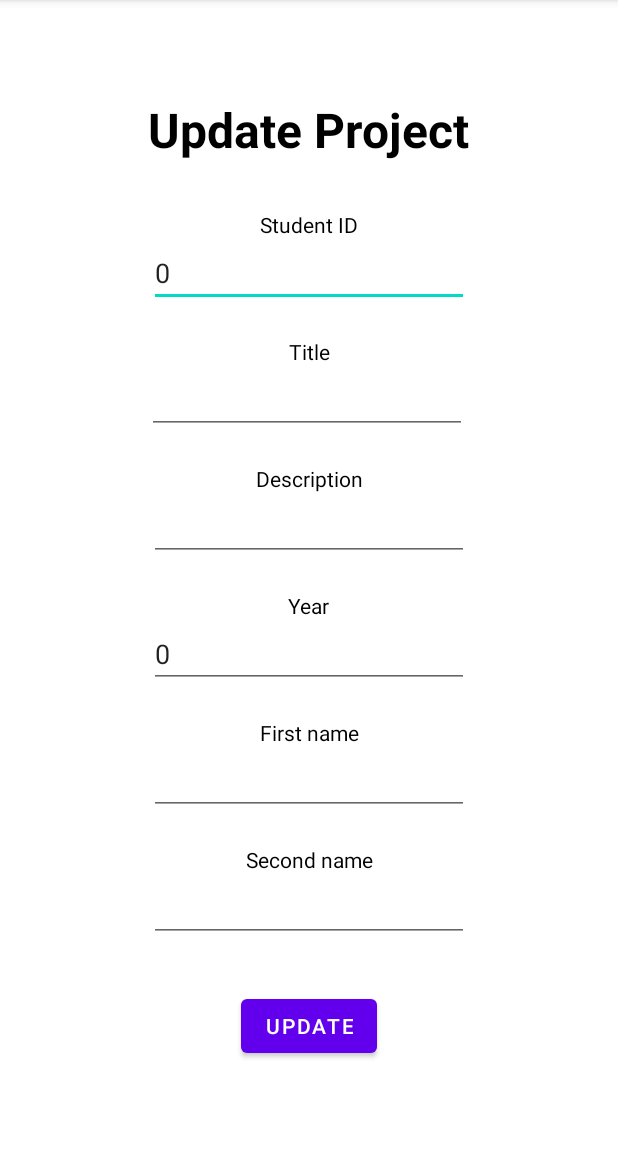
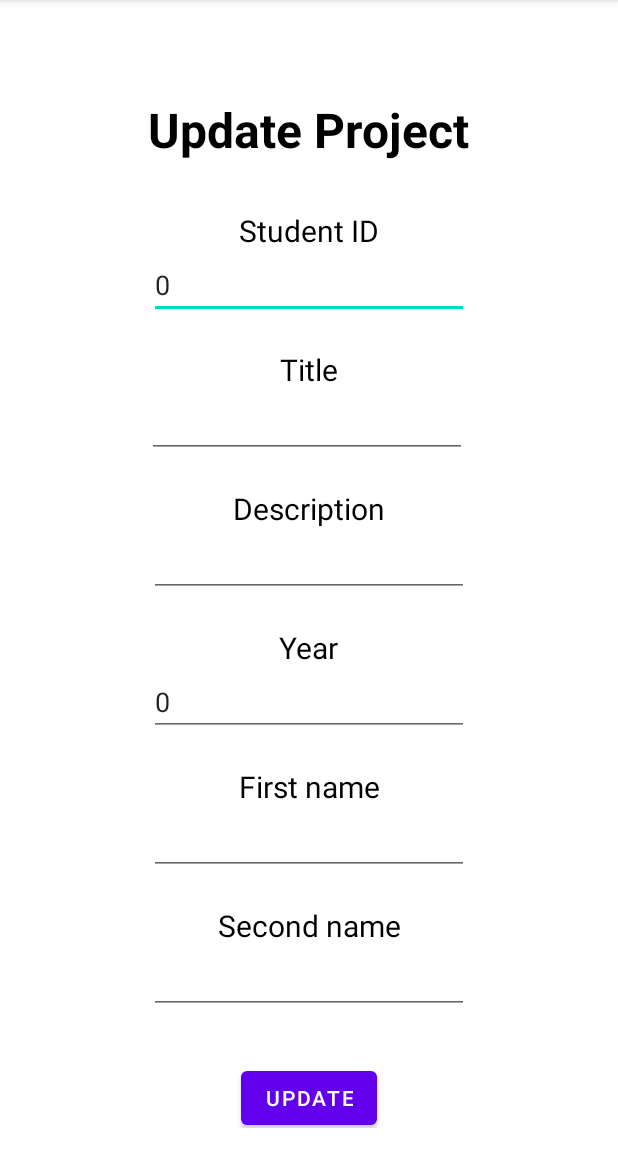
Before and after one commit to tcollyer1/student-project-app, an Android app: the UpdateProject screen opened directly, with no data from a screen before it, on a phone screen of 412 x 824 dp, the part 84-1236 px from its top. Run offline under Robolectric (Android 15) with nearby library versions, the phone set to English and light mode, and no system bars; 3 statements that could not run were skipped.

Commit message:
Increased textview font sizes

```diff
--- a/COURSEWORK 2/app/src/main/res/layout/activity_update_project.xml
+++ b/COURSEWORK 2/app/src/main/res/layout/activity_update_project.xml
@@ -94,6 +94,7 @@
             android:layout_marginTop="32dp"
             android:text="Student ID"
             android:textColor="#000000"
+            android:textSize="20sp"
             app:layout_constraintEnd_toEndOf="parent"
             app:layout_constraintStart_toStartOf="parent"
             app:layout_constraintTop_toBottomOf="@+id/lbl_updateProject_title" />
@@ -105,6 +106,7 @@
             android:layout_marginTop="20dp"
             android:text="Title"
             android:textColor="#000000"
+            android:textSize="20sp"
             app:layout_constraintEnd_toEndOf="parent"
             app:layout_constraintStart_toStartOf="parent"
             app:layout_constraintTop_toBottomOf="@+id/txt_id" />
@@ -116,6 +118,7 @@
             android:layout_marginTop="20dp"
             android:text="Description"
             android:textColor="#000000"
+            android:textSize="20sp"
             app:layout_constraintEnd_toEndOf="parent"
             app:layout_constraintStart_toStartOf="parent"
             app:layout_constraintTop_toBottomOf="@+id/txt_title" />
@@ -127,6 +130,7 @@
             android:layout_marginTop="20dp"
             android:text="Year"
             android:textColor="#000000"
+            android:textSize="20sp"
             app:layout_constraintEnd_toEndOf="parent"
             app:layout_constraintStart_toStartOf="parent"
             app:layout_constraintTop_toBottomOf="@+id/txt_description" />
@@ -138,6 +142,7 @@
             android:layout_marginTop="20dp"
             android:text="First name"
             android:textColor="#000000"
+            android:textSize="20sp"
             app:layout_constraintEnd_toEndOf="parent"
             app:layout_constraintStart_toStartOf="parent"
             app:layout_constraintTop_toBottomOf="@+id/txt_year" />
@@ -149,6 +154,7 @@
             android:layout_marginTop="20dp"
             android:text="Second name"
             android:textColor="#000000"
+            android:textSize="20sp"
             app:layout_constraintEnd_toEndOf="parent"
             app:layout_constraintStart_toStartOf="parent"
             app:layout_constraintTop_toBottomOf="@+id/txt_fname" />
```
